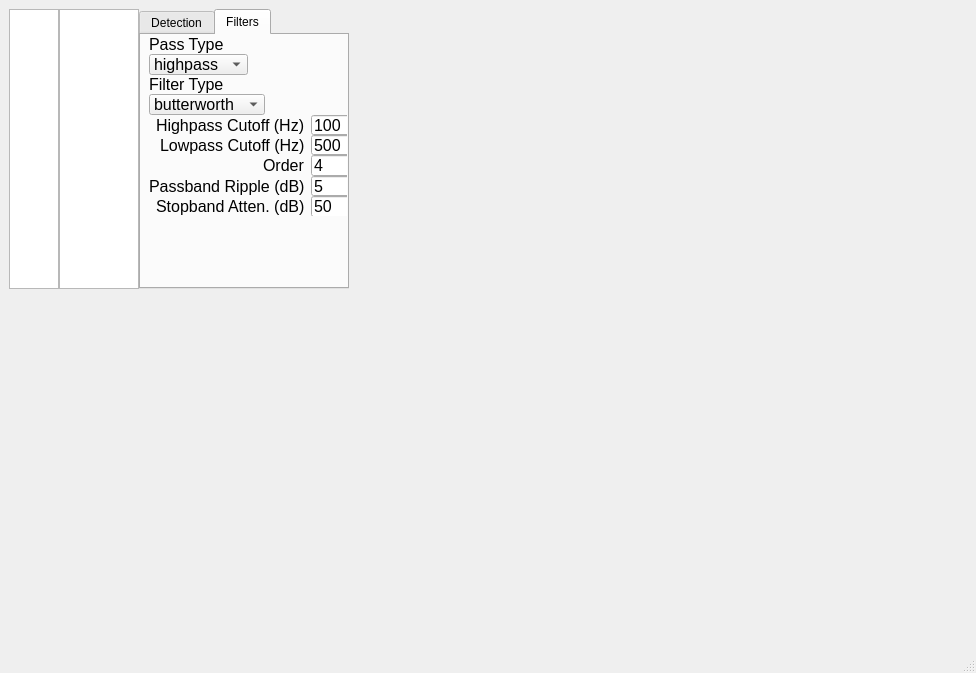
This is mainwindow.ui in LeoJW/ampsorter as Qt 5 draws it before an edit. The edited form follows.
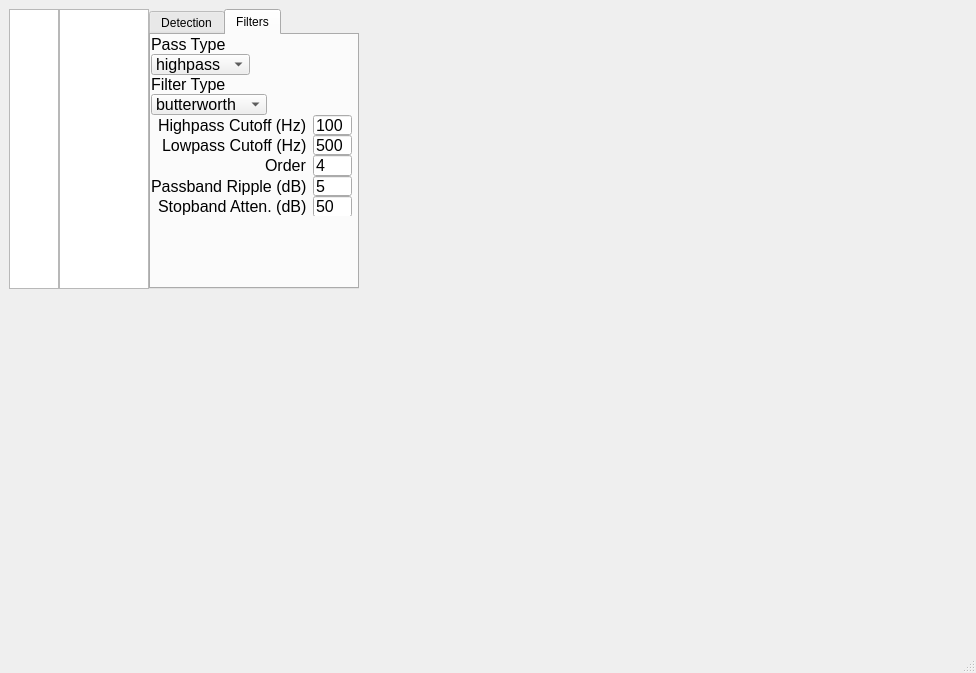
This is the edited form. Custom widgets are drawn as their Qt base class.

Commit message: migrated models to their own file, in process of implementing spike detection

Patch:
```diff
--- a/mainwindow.ui
+++ b/mainwindow.ui
@@ -40,7 +40,7 @@
     <item row="0" column="2">
      <widget class="QTableView" name="muscleView">
       <property name="sizePolicy">
-       <sizepolicy hsizetype="Maximum" vsizetype="Maximum">
+       <sizepolicy hsizetype="Maximum" vsizetype="MinimumExpanding">
         <horstretch>0</horstretch>
         <verstretch>0</verstretch>
        </sizepolicy>
@@ -48,18 +48,18 @@
       <property name="minimumSize">
        <size>
         <width>0</width>
-        <height>240</height>
+        <height>260</height>
        </size>
       </property>
       <property name="maximumSize">
        <size>
-        <width>80</width>
+        <width>90</width>
         <height>280</height>
        </size>
       </property>
       <property name="font">
        <font>
-        <pointsize>11</pointsize>
+        <pointsize>12</pointsize>
        </font>
       </property>
       <property name="alternatingRowColors">
@@ -164,7 +164,7 @@
        <widget class="QWidget" name="formLayoutWidget">
         <property name="geometry">
          <rect>
-          <x>8</x>
+          <x>0</x>
           <y>0</y>
           <width>201</width>
           <height>181</height>
@@ -400,7 +400,7 @@
           <x>10</x>
           <y>179</y>
           <width>191</width>
-          <height>41</height>
+          <height>71</height>
          </rect>
         </property>
        </widget>
```
Left out of the diff: 4 changed lines with no effect on the pictures. The commit also changes 2 other files.
